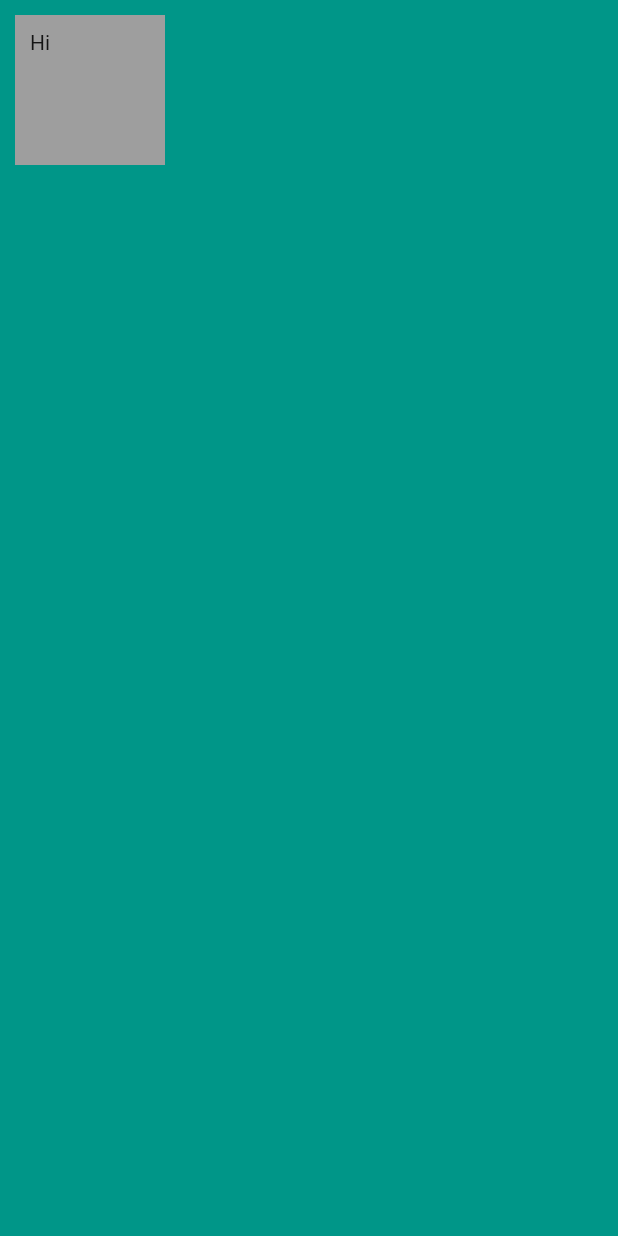
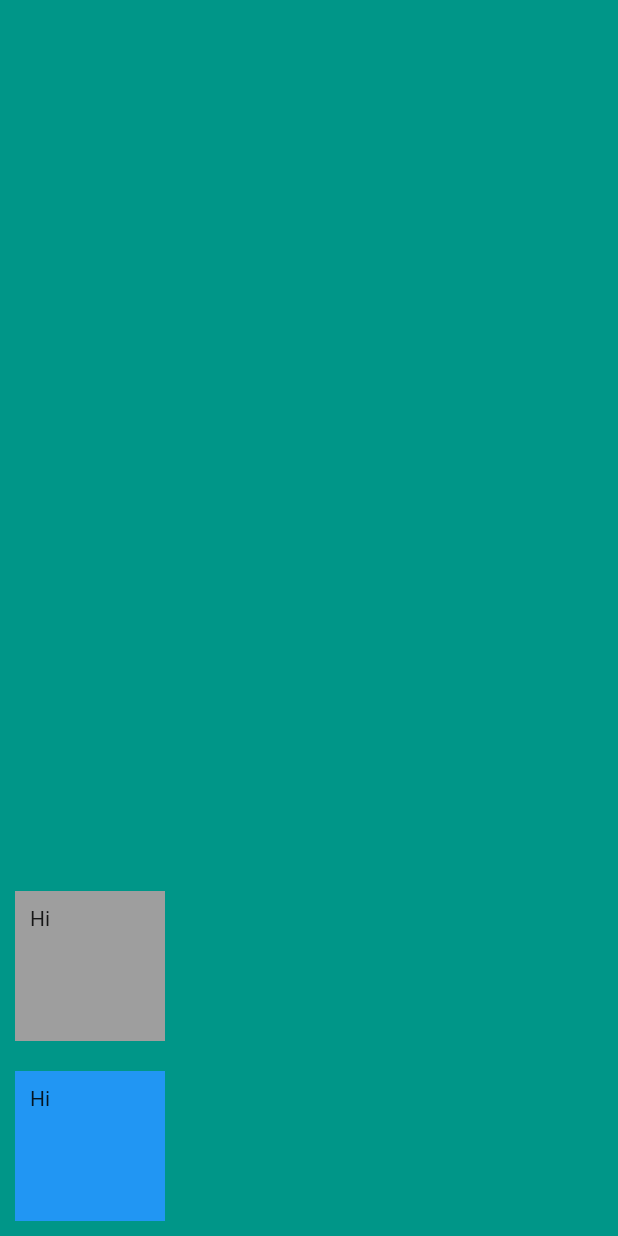
Before and after one commit to manoj1995madushanka/mi_card_flutter, a Flutter app: the screen it shows after launch, on a phone screen of 412 x 824 dp. Run offline on Flutter 3.47's test engine with Material 2 defaults, Android fonts, the phone set to English and light mode, and no system bars.

Commit message:
add column

```diff
--- a/lib/main.dart
+++ b/lib/main.dart
@@ -1,4 +1,5 @@
 import 'package:flutter/material.dart';
+import 'package:flutter/painting.dart';
 import 'package:flutter/widgets.dart';
 
 void main() {
@@ -11,11 +12,16 @@ class MyApp extends StatelessWidget {
   @override
   Widget build(BuildContext context) {
     return MaterialApp(
-      title: 'test',// this title used in recent activity popup in phone
+      title: 'test', // this title used in recent activity popup in phone
       home: Scaffold(
         backgroundColor: Colors.teal,
         body: SafeArea(
-          child: Container(
+          child: Column(
+            mainAxisSize: MainAxisSize.max, // set column size of the screen to its chaild elements total height
+            verticalDirection:VerticalDirection.down , // set direction of child elements
+            mainAxisAlignment: MainAxisAlignment.end,// set position of child elements
+            children: [
+              Container(
                 color: Colors.grey,
                 height: 100.0,
                 width: 100.0,
@@ -23,6 +29,16 @@ class MyApp extends StatelessWidget {
                 padding: EdgeInsets.all(10.0),
                 child: Text('Hi'),
               ),
+              Container(
+                color: Colors.blue,
+                height: 100.0,
+                width: 100.0,
+                margin: EdgeInsets.all(10.0),
+                padding: EdgeInsets.all(10.0),
+                child: Text('Hi'),
+              ),
+            ],
+          ),
         ),
       ),
     );
```
Lines whose indentation alone changed are shown as unchanged.
